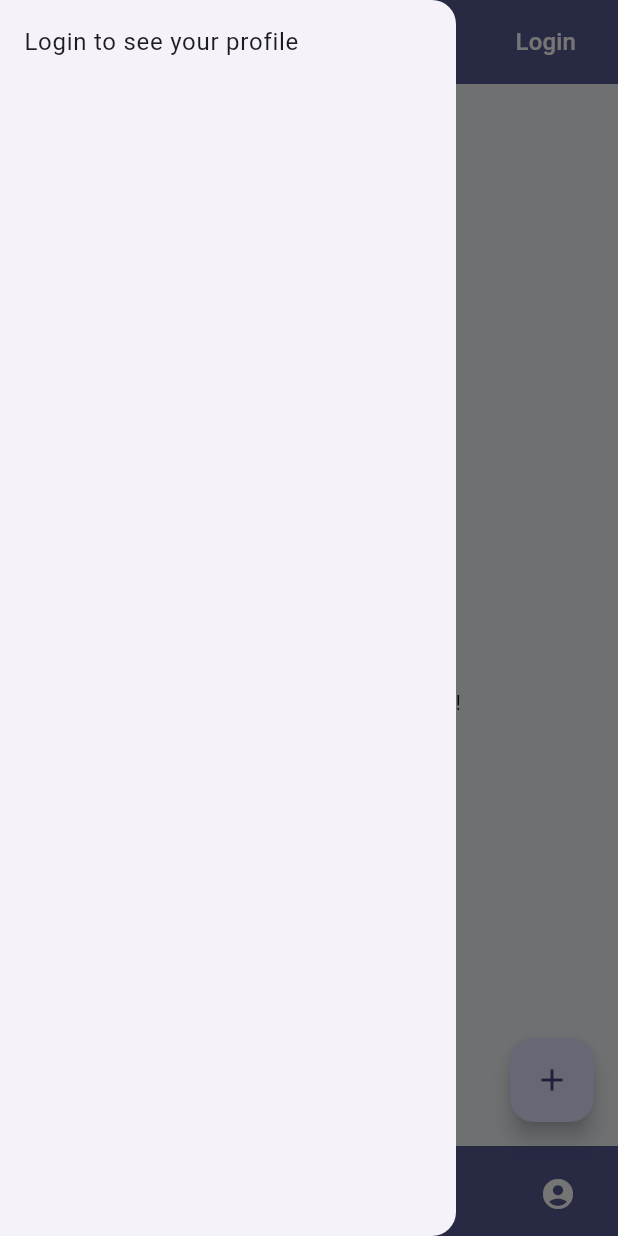
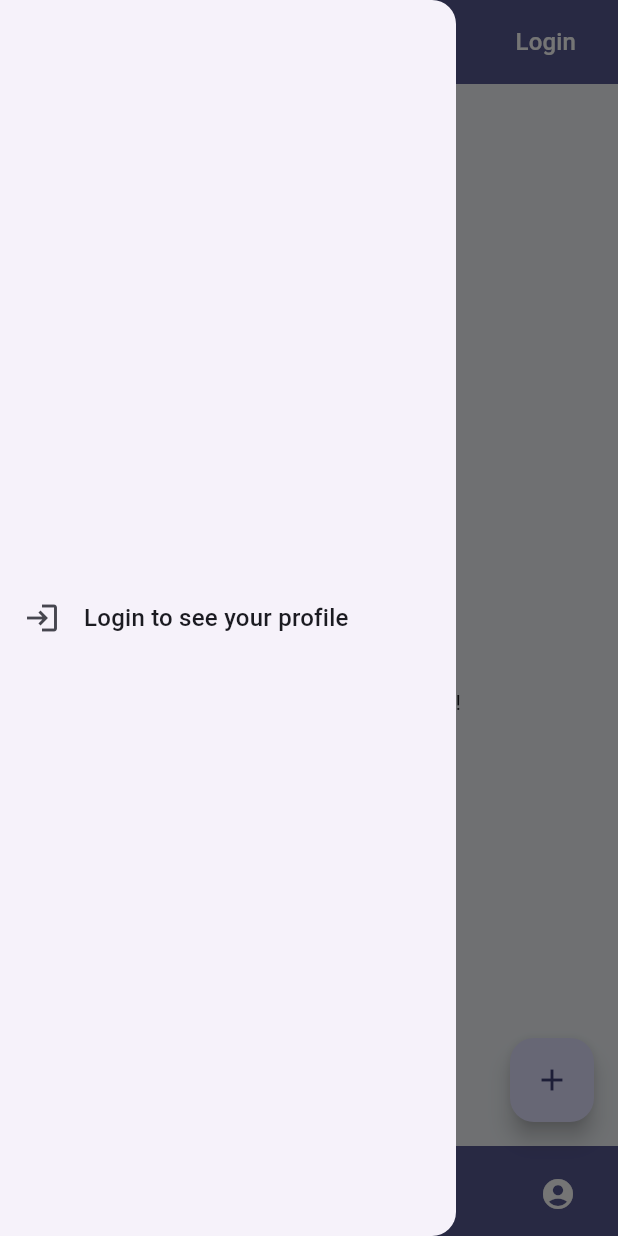
Before and after one commit to harryto1/atabei, a Flutter app: the screen it shows after launch, with the side drawer open, on a phone screen of 412 x 824 dp. Run offline on Flutter 3.47's test engine with Material 3 defaults, Android fonts, the phone set to English and light mode, and no system bars; our stand-ins replace cloud_firestore, dio, equatable, firebase_auth, firebase_core, flutter_bloc and 3 more; accounts and stored records are empty.

Commit message:
feat: Revamp drawer widget with enhanced user profile display and navigation options

```diff
--- a/lib/components/drawer/drawer_widget.dart
+++ b/lib/components/drawer/drawer_widget.dart
@@ -1,4 +1,5 @@
 import 'package:atabei/features/auth/presentation/bloc/auth/auth_bloc.dart';
+import 'package:atabei/features/auth/presentation/bloc/auth/auth_event.dart';
 import 'package:atabei/features/auth/presentation/bloc/auth/auth_state.dart';
 import 'package:flutter/material.dart';
 import 'package:flutter_bloc/flutter_bloc.dart';
@@ -8,24 +9,125 @@ Drawer drawerWidget(BuildContext context) {
         child: BlocBuilder<AuthBloc, AuthState>(
           builder: (context, state) {
             if (state is AuthAuthenticated) {
-              return ListTile(
+              return Container(
+                padding: EdgeInsets.only(top: 20),
+                alignment: Alignment.centerLeft,
+                child: Column(
+                  children: [
+                    Container(
+                      padding: EdgeInsets.symmetric(vertical: 20),
+                      alignment: Alignment.centerLeft,
+                      child: ListTile(
                         leading: CircleAvatar(
                           backgroundImage: state.user.pathToProfilePicture != null
                               ? NetworkImage(state.user.pathToProfilePicture!)
                               : null,
+                          radius: 30,
                           child: state.user.pathToProfilePicture == null
-                      ? Text(state.user.displayName.substring(0, 1).toUpperCase())
+                              ? Text(state.user.displayName.substring(0, 1).toUpperCase(), style: Theme.of(context).textTheme.titleLarge,)
                               : null,
                         ),
-                title: Text(state.user.displayName),
+                        title: Text(state.user.displayName, style: TextStyle(fontSize: 20, fontWeight: FontWeight.w600)),
                         subtitle: Text(state.user.email),
+                      ),
+                    ),
+                    Divider(
+                      height: 1,
+                      thickness: 1,
+                    ),
+                    Container(
+                      alignment: Alignment.center,
+                      child: ListTile(
+                        minTileHeight: 75,
+                        leading: Icon(Icons.person),
+                        title: Text(
+                          'Profile',
+                          style: TextStyle(
+                            fontSize: 20,
+                            fontWeight: FontWeight.w500,
+                          ),
+                        ),
+                        onTap: () {
+                          Navigator.pushNamed(context, '/profile');
+                        },
+                      ),
+                    ),
+                    Divider(
+                      height: 1,
+                      thickness: 1,
+                    ),
+                    Container(
+                      alignment: Alignment.center,
+                      child: ListTile(
+                        minTileHeight: 75,
+                        leading: Icon(Icons.bookmark),
+                        title: Text(
+                          'Bookmarks',
+                          style: TextStyle(
+                            fontSize: 20,
+                            fontWeight: FontWeight.w500,
+                          ),
+                        ),
+                        onTap: () {
+                          Navigator.pushNamed(context, '/bookmarks');
+                        },
+                      ),
+                    ),
+                    Divider(
+                      height: 1,
+                      thickness: 1,
+                    ),
+                    Container(
+                      alignment: Alignment.center,
+                      child: ListTile(
+                        minTileHeight: 75,
+                        leading: Icon(Icons.settings),
+                        title: Text(
+                          'Settings',
+                          style: TextStyle(
+                            fontSize: 20,
+                            fontWeight: FontWeight.w500,
+                          ),
+                        ),
+                        onTap: () {
+                          Navigator.pushNamed(context, '/settings');
+                        },
+                      ),
+                    ),
+                    Divider(
+                      height: 1,
+                      thickness: 1,
+                    ),
+                    Container(
+                      alignment: Alignment.center,
+                      child: ListTile(
+                        minTileHeight: 75,
+                        leading: Icon(Icons.logout, color: Colors.redAccent),
+                        title: Text(
+                          'Sign Out',
+                          style: TextStyle(
+                            fontSize: 20,
+                            fontWeight: FontWeight.w500,
+                          ),
+                        ),
+                        onTap: () {
+                          context.read<AuthBloc>().add(AuthSignOutRequested());
+                          Navigator.pop(context); // Close the drawer after signing out
+                        },
+                      ),
+                    ),
+                  ],
+                ),
               );
             } else {
-              return ListTile(
-                title: const Text('Login to see your profile'),
+              return Center(
+                child: ListTile(
+                  leading: Icon(Icons.login),
+                  title: Text('Login to see your profile', style: Theme.of(context).textTheme.titleMedium),
                   onTap: () {
                     Navigator.pushNamed(context, '/login');
                   },
+                ),
               );
             }
           },
```
Lines whose indentation alone changed are shown as unchanged.
